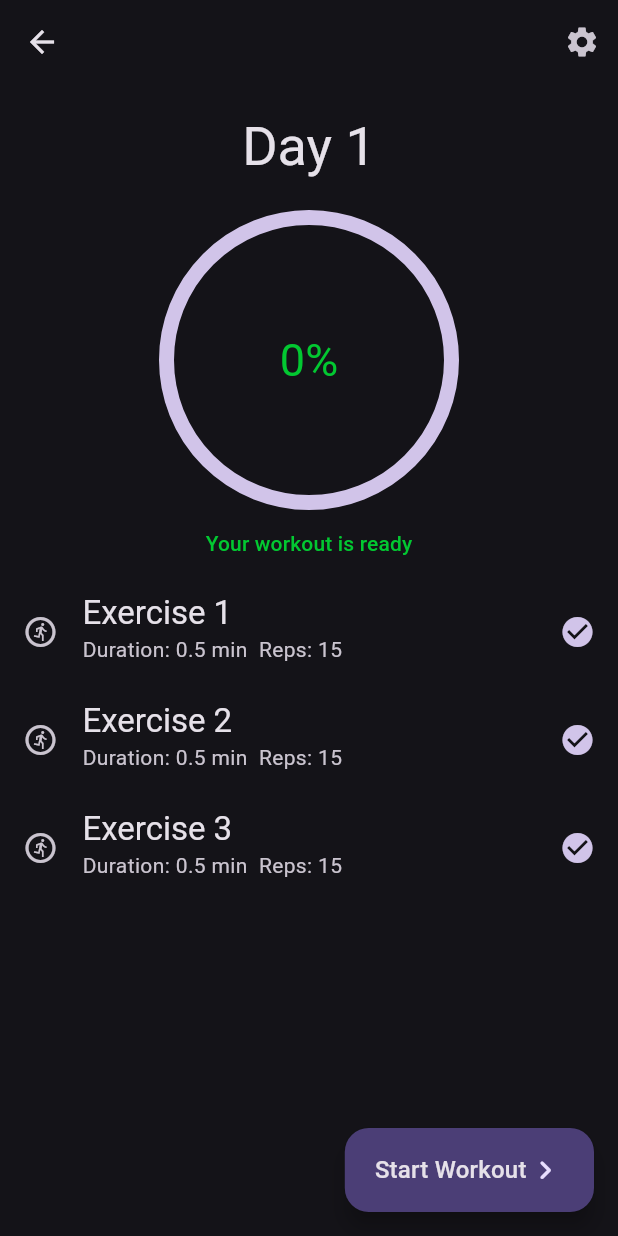
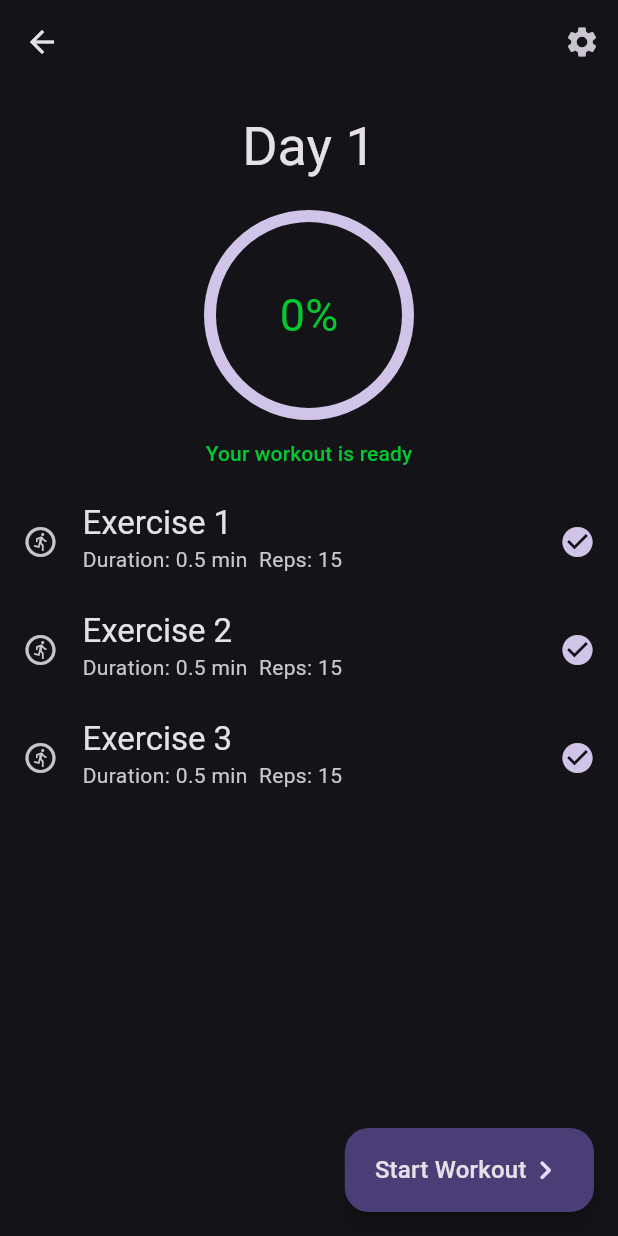
Before and after one commit to maazmarwat1318/p_fit, a Flutter app: the WorkoutScreen screen opened by its route, on a phone screen of 412 x 824 dp. Run offline on Flutter 3.47's test engine with Material 3 defaults, Android fonts, the phone set to English and light mode, and no system bars; drawn by our look-alikes of percent_indicator; our stand-ins replace audioplayers, firebase_auth, firebase_core, flutter_native_splash, flutter_riverpod, font_awesome_flutter and 4 more; accounts and stored records are empty.

Commit message:
adding catalof feature

```diff
--- a/lib/features/workout/screens/workout_exercises_screen.dart
+++ b/lib/features/workout/screens/workout_exercises_screen.dart
@@ -18,6 +18,7 @@ class WorkoutExercisesScreen extends ConsumerWidget {
     final workout = type == WorkoutType.main
         ? ref.read(workoutControllerProvider)
         : ref.read(tempWorkoutControllerProvider)!;
+
     return Scaffold(
       body: SafeArea(
         child: Padding(
--- a/lib/features/workout/screens/workout_screen.dart
+++ b/lib/features/workout/screens/workout_screen.dart
@@ -1,5 +1,6 @@
 import 'package:flutter/material.dart';
 import 'package:flutter_riverpod/flutter_riverpod.dart';
+import 'package:p_fit/core/common_widgets/loader_widgets/loader.dart';
 
 import 'package:p_fit/core/constants/spacing.dart';
 import 'package:p_fit/features/activity/controller/initial_progress_controller.dart';
@@ -23,15 +24,20 @@ class _WorkoutScreenState extends State<WorkoutScreen> {
   @override
   Widget build(BuildContext context) {
     return Consumer(builder: (context, ref, _) {
+      ref.watch(workoutControllerProvider);
       if (ref.read(initialProgressControllerProvider).completedWorkouts ==
           ref.read(initialProgressControllerProvider).totalWorkouts) {
-        return const Scaffold(
+        return Scaffold(
           body: Center(
             child: Column(
               mainAxisAlignment: MainAxisAlignment.center,
               children: [
-                CircularProgressIndicator(),
-                Text('Congratulations You have completed your Workout Plan'),
+                const ScreenLoader(),
+                Text(
+                  'Congratulations You have completed your Workout Plan',
+                  style: Theme.of(context).textTheme.bodyLarge,
+                  textAlign: TextAlign.center,
+                ),
               ],
             ),
           ),
@@ -39,14 +45,20 @@ class _WorkoutScreenState extends State<WorkoutScreen> {
       }
 
       if (!ref.read(workoutControllerProvider.notifier).isCorrectWorkout()) {
-        ref.read(workoutControllerProvider.notifier).loadNextWorkout(context);
-        return const Scaffold(
+        Future.delayed(const Duration(seconds: 1), () {
+          ref.read(workoutControllerProvider.notifier).loadNextWorkout(context);
+        });
+        return Scaffold(
           body: Center(
             child: Column(
               mainAxisAlignment: MainAxisAlignment.center,
               children: [
-                CircularProgressIndicator(),
-                Text('Preparing your workout'),
+                const ScreenLoader(),
+                Text(
+                  'Preparing your workout',
+                  textAlign: TextAlign.center,
+                  style: Theme.of(context).textTheme.bodyLarge,
+                ),
               ],
             ),
           ),
--- a/lib/features/workout/widgets/workout_exercises_screen_widgets/exercise_view.dart
+++ b/lib/features/workout/widgets/workout_exercises_screen_widgets/exercise_view.dart
@@ -95,7 +95,7 @@ class _ExerciseViewState extends State<ExerciseView> {
                         style: Theme.of(context).textTheme.headlineSmall,
                       ),
                       Padding(
-                        padding: const EdgeInsets.symmetric(vertical: 15.0),
+                        padding: const EdgeInsets.symmetric(vertical: 10.0),
                         child: Text(
                           'Repitions ${widget.exercises[index].repitions}',
                           style: Theme.of(context).textTheme.titleLarge,
--- a/lib/features/workout/widgets/workout_screen_widgets/done_tile.dart
+++ b/lib/features/workout/widgets/workout_screen_widgets/done_tile.dart
@@ -9,19 +9,19 @@ class DoneTitle extends StatelessWidget {
   @override
   Widget build(BuildContext context) {
     return Consumer(builder: (context, ref, _) {
-      final status = ref.watch(workoutControllerProvider).percent;
+      final percent = ref.watch(workoutControllerProvider).percent;
       final isLate = ref.read(workoutControllerProvider.notifier).isLate();
 
       return Center(
         child: Text(
-          status == 1
+          percent == 1
               ? 'Your are done for today, come back tomorrow'
               : isLate == 0
                   ? 'Your workout is ready'
                   : 'You missed your workout by $isLate day(s), your workout is reset',
           textAlign: TextAlign.center,
           style: Theme.of(context).textTheme.titleSmall!.copyWith(
-                color: status == 1
+                color: percent == 1
                     ? AppColors.progressAlternateTextColor
                     : isLate != 0
                         ? Colors.redAccent
--- a/lib/features/workout/widgets/workout_screen_widgets/workout_circular_progress_indicator.dart
+++ b/lib/features/workout/widgets/workout_screen_widgets/workout_circular_progress_indicator.dart
@@ -16,12 +16,12 @@ class WorkoutCircularProgressIndicator extends StatelessWidget {
           ref.watch(workoutControllerProvider.select((value) => value.percent));
 
       return CircularPercentIndicator(
-        radius: 100,
+        radius: 70,
         animation: true,
         animateFromLastPercent: true,
         animationDuration: 1000,
         percent: percent,
-        lineWidth: 10.0,
+        lineWidth: 8.0,
         circularStrokeCap: CircularStrokeCap.round,
         backgroundColor: AppColors.progressBarBackgroundColor,
         progressColor: AppColors.progressBarColor,
--- a/lib/features/workout/widgets/workout_screen_widgets/workout_start_button.dart
+++ b/lib/features/workout/widgets/workout_screen_widgets/workout_start_button.dart
@@ -33,7 +33,11 @@ class WorkoutStartButton extends StatelessWidget {
           children: [
             Consumer(builder: (context, ref, _) {
               return Text(
-                percent == 1 ? 'Restart Workout' : 'Start Workout',
+                percent == 1
+                    ? 'Restart Workout'
+                    : percent == 0
+                        ? 'Start Workout'
+                        : 'Continue Workout',
                 style: Theme.of(context).textTheme.titleMedium,
               );
             }),
--- a/lib/features/workout/widgets/workout_title_hero.dart
+++ b/lib/features/workout/widgets/workout_title_hero.dart
@@ -1,6 +1,5 @@
 import 'package:flutter/material.dart';
 import 'package:flutter_riverpod/flutter_riverpod.dart';
-import 'package:p_fit/features/workout/controller/workout_controller.dart';
 
 class WorkoutTitleHero extends StatelessWidget {
   const WorkoutTitleHero({
```
Also changed, not shown: assets/animations/loading_animation.json (added, +1 -0 lines), lib/core/common_widgets/loader_widgets/loader.dart (added, +15 -0 lines), lib/features/catalog/controller/temp_workout_controller.dart (+19 -3 lines), lib/features/workout/controller/workout_controller.dart (+18 -8 lines).
